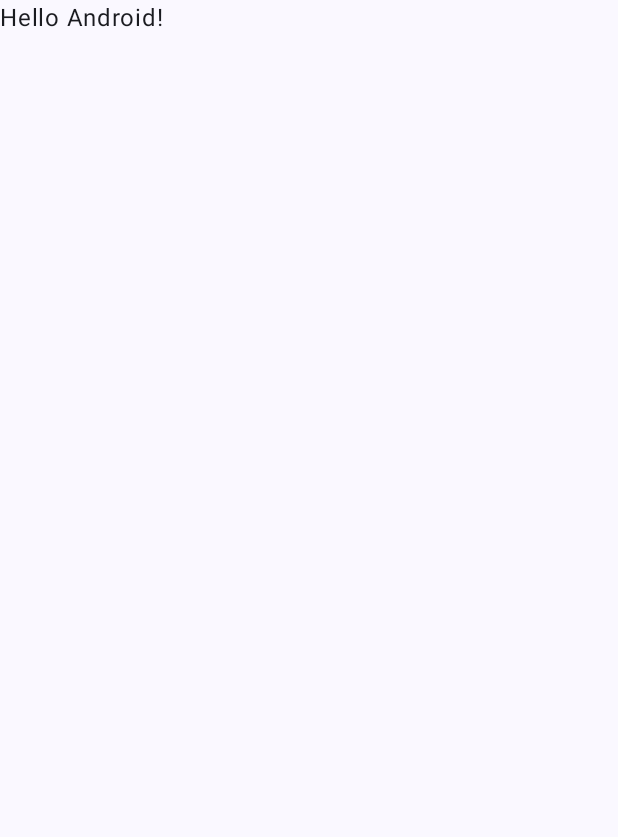
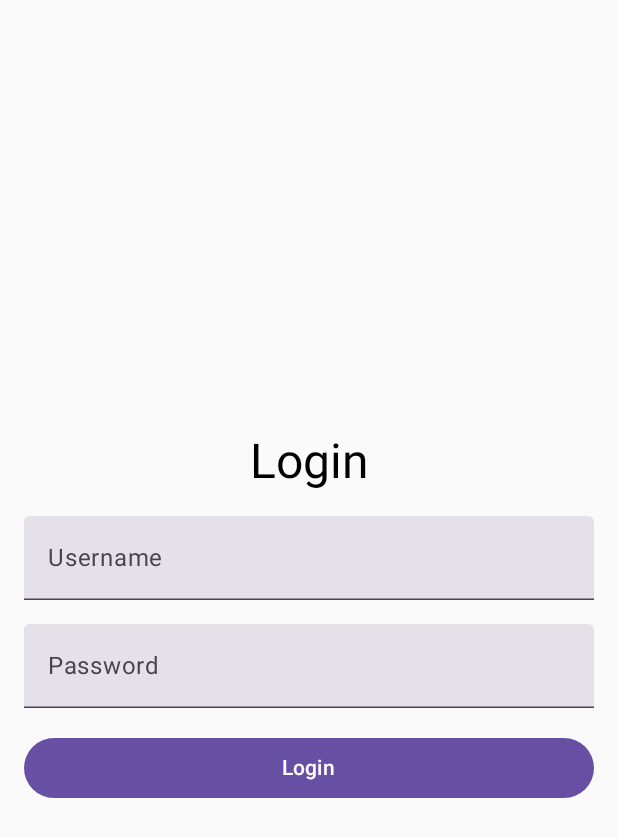
Before and after one commit to billgatos/PDM-a5278, an Android app built with Jetpack Compose: the screen it shows after launch (MainActivity), on a phone screen of 412 x 824 dp. Before the commit the part shown is almost empty. Shown: the top 837 px of the screen. Run offline under Robolectric (Android 15) with nearby library versions, the phone set to English and light mode, and no system bars.

Commit message:
logiin, crud
Login com validação para ir ao crud de utilizador

```diff
--- /dev/null
+++ b/LojaSocialBD/app/src/main/java/com/example/lojasocialbd/LoginScreen.kt
@@ -0,0 +1,66 @@
+package com.example.lojasocialbd
+
+import androidx.compose.foundation.layout.*
+import androidx.compose.material3.*
+import androidx.compose.runtime.*
+import androidx.compose.ui.Alignment
+import androidx.compose.ui.Modifier
+import androidx.compose.ui.unit.dp
+import androidx.lifecycle.viewmodel.compose.viewModel
+import com.example.lojasocialbd.LoginViewModel
+
+@Composable
+fun LoginScreen(onLoginSuccess: (String) -> Unit, viewModel: LoginViewModel = viewModel()) {
+    var username by remember { mutableStateOf("") }
+    var password by remember { mutableStateOf("") }
+    var loginError by remember { mutableStateOf(false) }
+
+    Column(
+        modifier = Modifier
+            .fillMaxSize()
+            .padding(16.dp),
+        verticalArrangement = Arrangement.Center,
+        horizontalAlignment = Alignment.CenterHorizontally
+    ) {
+        Text(text = "Login", style = MaterialTheme.typography.headlineLarge)
+
+        Spacer(modifier = Modifier.height(16.dp))
+
+        TextField(
+            value = username,
+            onValueChange = { username = it },
+            label = { Text("Username") },
+            modifier = Modifier.fillMaxWidth()
+        )
+
+        Spacer(modifier = Modifier.height(16.dp))
+
+        TextField(
+            value = password,
+            onValueChange = { password = it },
+            label = { Text("Password") },
+            modifier = Modifier.fillMaxWidth()
+        )
+
+        Spacer(modifier = Modifier.height(16.dp))
+
+        Button(
+            onClick = {
+                val userType = viewModel.login(username, password)
+                if (userType != null) {
+                    onLoginSuccess(userType) // Sucesso no login
+                } else {
+                    loginError = true // Erro no login
+                }
+            },
+            modifier = Modifier.fillMaxWidth()
+        ) {
+            Text(text = "Login")
+        }
+
+        if (loginError) {
+            Spacer(modifier = Modifier.height(16.dp))
+            Text(text = "Login falhou. Tente novamente.", color = MaterialTheme.colorScheme.error)
+        }
+    }
+}
--- a/LojaSocialBD/app/src/main/java/com/example/lojasocialbd/MainActivity.kt
+++ b/LojaSocialBD/app/src/main/java/com/example/lojasocialbd/MainActivity.kt
@@ -12,36 +12,76 @@ import androidx.compose.runtime.Composable
 import androidx.compose.ui.Modifier
 import androidx.compose.ui.tooling.preview.Preview
 import com.example.lojasocialbd.ui.theme.LojaSocialBDTheme
+import androidx.activity.compose.setContent
+import androidx.compose.runtime.getValue
+import androidx.compose.runtime.remember
+import androidx.compose.runtime.mutableStateOf
+import androidx.compose.runtime.setValue
+import com.example.lojasocialbd.LoginScreen
+import com.example.lojasocialbd.CRUDUtilizadorScreen
+
+
+
+// versão com erro no mutable
+
+//class MainActivity : ComponentActivity() {
+//    override fun onCreate(savedInstanceState: Bundle?) {
+//        super.onCreate(savedInstanceState)
+//        setContent {
+//            // Estado para armazenar o tipo de utilizador
+//            var currentUserType by remember { mutableStateOf<String?>(null) }
+//
+//            if (currentUserType == "ADM") {
+//                // Se for ADM, vai para o ecrã de CRUD
+//                CRUDUtilizadorScreen()
+//            } else {
+//                // Se não for ADM, mostra o ecrã de login
+//                LoginScreen(onLoginSuccess = { tipo ->
+//                    currentUserType = tipo
+//                })
+//            }
+//        }
+//    }
+//}
+
 
 class MainActivity : ComponentActivity() {
     override fun onCreate(savedInstanceState: Bundle?) {
         super.onCreate(savedInstanceState)
-        enableEdgeToEdge()
         setContent {
-            LojaSocialBDTheme {
-                Scaffold(modifier = Modifier.fillMaxSize()) { innerPadding ->
-                    Greeting(
-                        name = "Android",
-                        modifier = Modifier.padding(innerPadding)
-                    )
-                }
-            }
+            // A função remember deve estar dentro do bloco @Composable
+            MainScreen()
         }
     }
 }
 
 @Composable
-fun Greeting(name: String, modifier: Modifier = Modifier) {
-    Text(
-        text = "Hello $name!",
-        modifier = modifier
-    )
+fun MainScreen() {
+    // O estado `currentUserType` precisa estar dentro de uma função @Composable
+    var currentUserType by remember { mutableStateOf<String?>(null) }
+
+    if (currentUserType == "ADM") {
+        // Ecrã de CRUD
+        CRUDUtilizadorScreen()
+    } else {
+        // Ecrã de login, ao fazer login, atualiza o tipo de utilizador
+        LoginScreen(onLoginSuccess = { tipo ->
+            currentUserType = tipo // Aqui atualiza o estado para "ADM" ou "USER"
+        })
+    }
 }
 
-@Preview(showBackground = true)
-@Composable
-fun GreetingPreview() {
-    LojaSocialBDTheme {
-        Greeting("Android")
-    }
-}
+
+//@Composable
+//fun Greeting(name: String, modifier: Modifier = Modifier) {
+//    Text(
+//        text = "Hello $name!",
+//        modifier = modifier
+//    )
+//}
+
+//@Preview(showBackground = true)
+//@Composable
+//fun LoginScreenPreview() {
+  //  LoginScreen()
+//}
```
Also changed, not shown: LojaSocialBD/app/build.gradle.kts (+13 -0 lines), LojaSocialBD/app/src/main/java/com/example/lojasocialbd/CRUDUtilizadorScreen.kt (added, +55 -0 lines), LojaSocialBD/app/src/main/java/com/example/lojasocialbd/LoginViewModel.kt (added, +18 -0 lines), LojaSocialBD/app/src/main/java/com/example/lojasocialbd/Utilizador.kt (indentation only).
